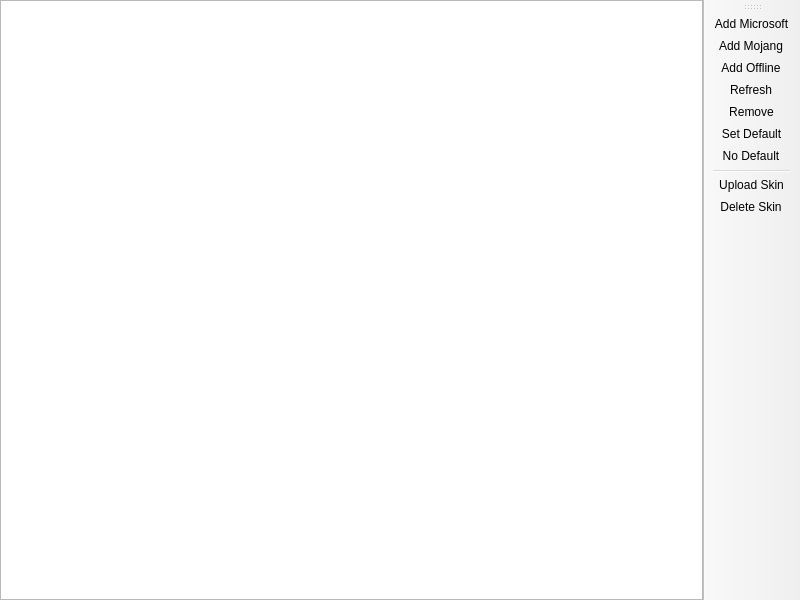
Old version of the form launcher/ui/pages/global/AccountListPage.ui in the repository fn2006/PollyMC.
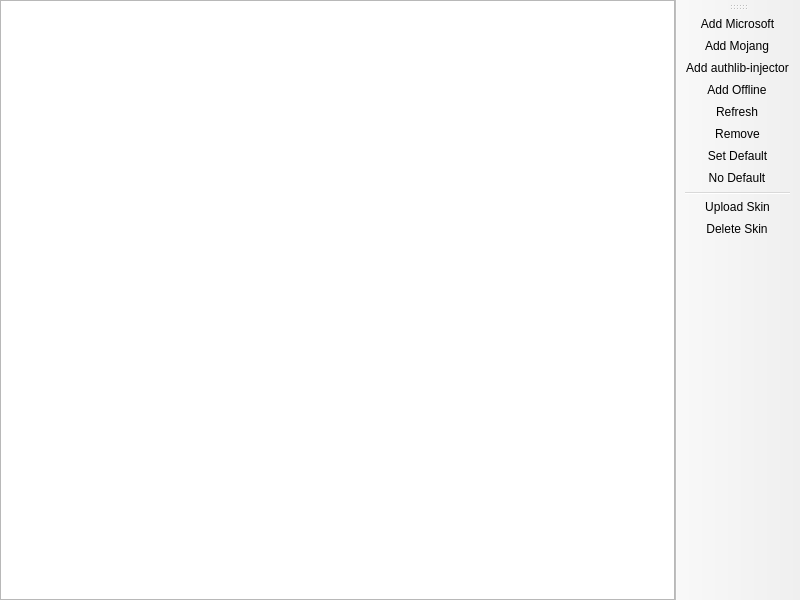
New version of the form. Custom widgets are drawn as their Qt base class.

Commit message: authlib-injector

The edit to the form file:
```diff
--- a/launcher/ui/pages/global/AccountListPage.ui
+++ b/launcher/ui/pages/global/AccountListPage.ui
@@ -54,6 +54,7 @@
    </attribute>
    <addaction name="actionAddMicrosoft"/>
    <addaction name="actionAddMojang"/>
+   <addaction name="actionAddAuthlibInjector"/>
    <addaction name="actionAddOffline"/>
    <addaction name="actionRefresh"/>
    <addaction name="actionRemove"/>
@@ -68,6 +69,11 @@
     <string>Add &amp;Mojang</string>
    </property>
   </action>
+  <action name="actionAddAuthlibInjector">
+   <property name="text">
+    <string>Add &amp;authlib-injector</string>
+   </property>
+  </action>
   <action name="actionRemove">
    <property name="text">
     <string>Remo&amp;ve</string>
```
The commit also changes 44 other files.
